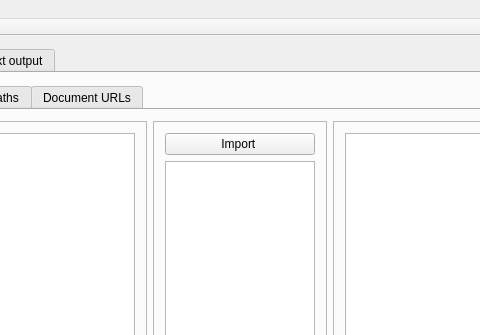
The window that retek2.ui (horvathzoltan/retek2) describes before a commit, drawn with Qt 5; both pictures show x 730 to 1210 and y 0 to 335 of the 1496 by 696 pixel window.
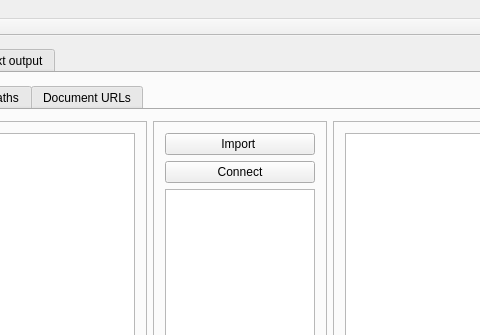
The same window after the commit. The open tabs and pages were chosen to show the change. Icons and pictures are not drawn.

```diff
--- a/retek2.ui
+++ b/retek2.ui
@@ -683,6 +683,13 @@
                  </property>
                 </widget>
                </item>
+               <item>
+                <widget class="QPushButton" name="pushButton_table_connect">
+                 <property name="text">
+                  <string>Connect</string>
+                 </property>
+                </widget>
+               </item>
                <item>
                 <widget class="QListWidget" name="listWidget_tables">
                  <property name="sizePolicy">
```
Left out of the diff: 6 changed lines with no effect on the pictures.
